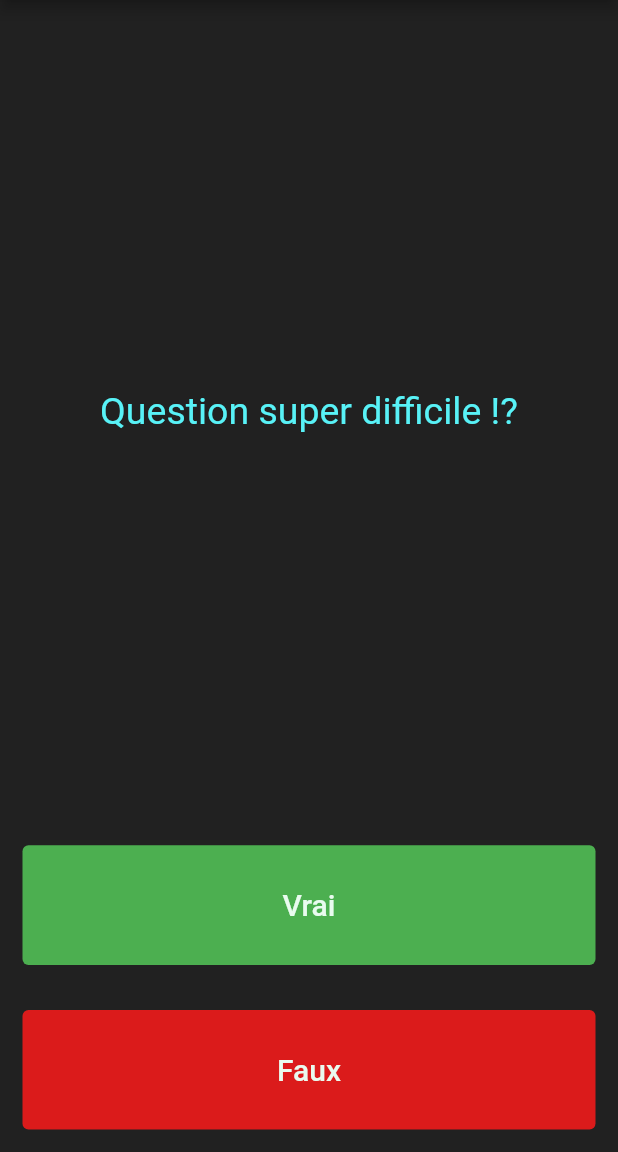
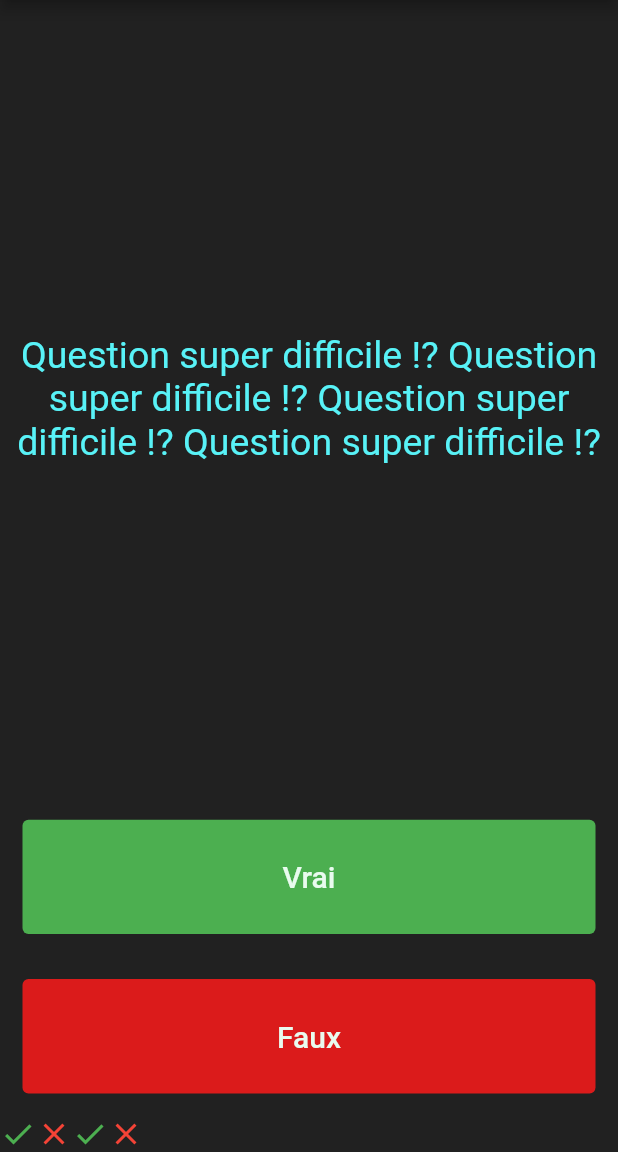
Before and after one commit to FredericMorel/superquizz, a Flutter app: the screen it shows after launch, on a phone screen of 412 x 824 dp, the part 84-1236 px from its top. Run offline on Flutter 3.47's test engine with Material 2 defaults, Android fonts, the phone set to English and light mode, and no system bars.

Commit message:
2.suivi du score

```diff
--- a/lib/main.dart
+++ b/lib/main.dart
@@ -29,10 +29,11 @@ class _QuizAppState extends State<QuizApp> {
                     padding: EdgeInsets.symmetric(horizontal: 10.0),
                     child: Center(
                       child: Text(
-                        "Question super difficile !?",
+                        "Question super difficile !? Question super difficile !? Question super difficile !? Question super difficile !?",
                         style: TextStyle(
                             color: Color.fromARGB(255, 88, 242, 247),
                             fontSize: 25.0),
+                        textAlign:TextAlign.center,
                       ),
                     ),
                   ),
@@ -75,6 +76,12 @@ class _QuizAppState extends State<QuizApp> {
                     ),
                   ),
                 ),
+                Row(children: [
+                  Icon(Icons.check,color: Colors.green),
+                  Icon(Icons.close, color: Colors.red),
+                  Icon(Icons.check, color: Colors.green),
+                  Icon(Icons.close, color: Colors.red),
+                  ],)
               ],
             ),
           ),
```
